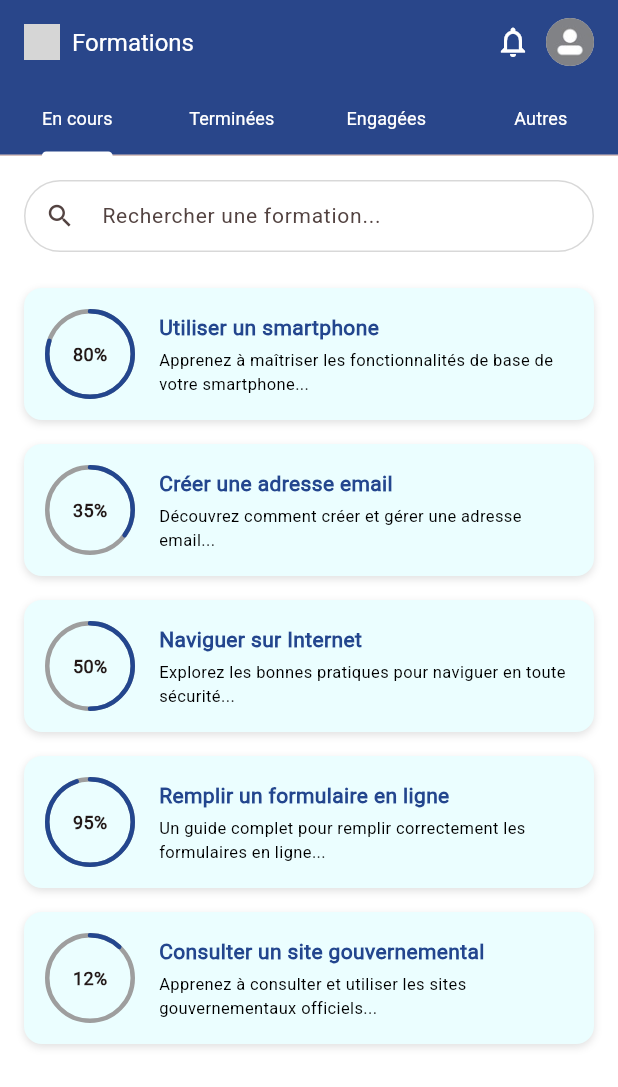
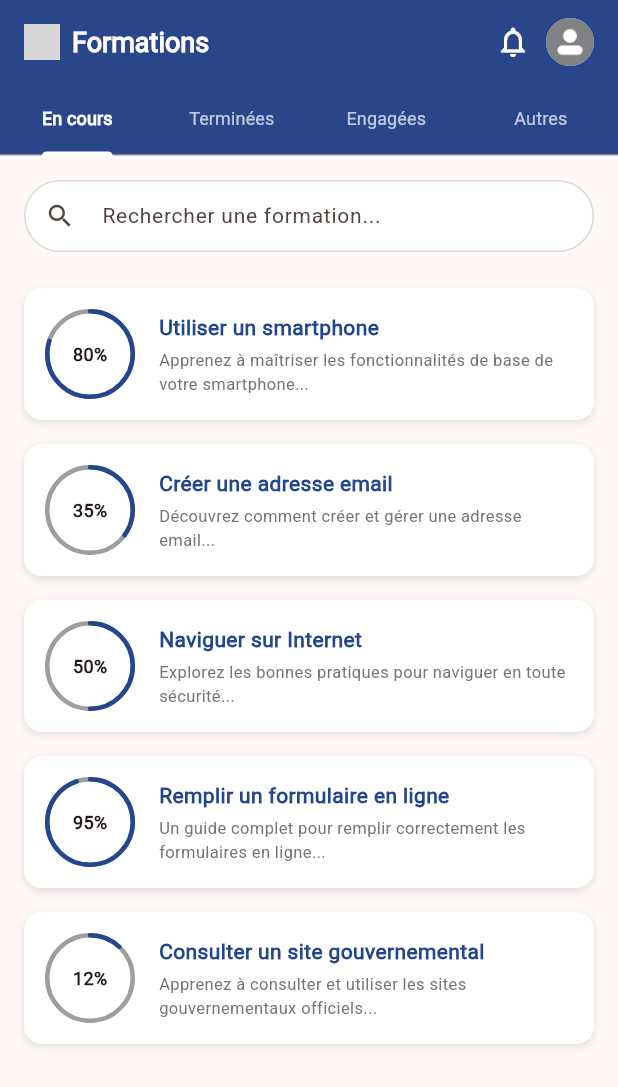
Before and after one commit to IALYFrancisco/NUMEDU, a Flutter app: the screen it shows once a user with an empty profile is signed in, on a phone screen of 412 x 824 dp. Shown: the top 1087 px of the screen. Run offline on Flutter 3.47's test engine with Material 3 defaults, Android fonts, the phone set to English and light mode, and no system bars; drawn by our look-alikes of percent_indicator; our stand-ins replace cloud_firestore, firebase_auth, firebase_core, firebase_storage, flutter_dotenv, image_picker; accounts and stored records are empty; grey boxes are pictures that could not be loaded.

Commit message:
amélioration de la liste de formation dans la section Autres

```diff
--- a/lib/screens/dashboard.dart
+++ b/lib/screens/dashboard.dart
@@ -136,7 +136,6 @@ class _DashboardPageState extends State<DashboardPage>
     final user = FirebaseAuth.instance.currentUser;
 
     return Scaffold(
-      backgroundColor: Colors.white, // Fond blanc général
       appBar: AppBar(
         backgroundColor: const Color(0xFF23468E),
         elevation: 1,
@@ -154,7 +153,11 @@ class _DashboardPageState extends State<DashboardPage>
                 const SizedBox(width: 8),
                 const Text(
                   "Formations",
-                  style: TextStyle(fontSize: 16, color: Colors.white,),
+                  style: TextStyle(
+                    fontSize: 18,
+                    fontWeight: FontWeight.bold,
+                    color: Colors.white, // titre en blanc
+                  ),
                 ),
               ],
             ),
@@ -265,9 +268,9 @@ class _DashboardPageState extends State<DashboardPage>
         bottom: TabBar(
           controller: _tabController,
           labelColor: Colors.white,
-          unselectedLabelColor: Colors.white,
+          unselectedLabelColor: Colors.white70,
           labelStyle:
-              const TextStyle(fontSize: 12.0),
+              const TextStyle(fontSize: 12.0, fontWeight: FontWeight.w600),
           unselectedLabelStyle: const TextStyle(fontSize: 12.0),
           indicatorColor: Colors.white,
           tabs: const [
@@ -278,9 +281,7 @@ class _DashboardPageState extends State<DashboardPage>
           ],
         ),
       ),
-      body: Container(
-        color: Colors.white, // <-- fond blanc global du body
-        child: Column(
+      body: Column(
         children: [
           Padding(
             padding: const EdgeInsets.all(16.0),
@@ -288,8 +289,8 @@ class _DashboardPageState extends State<DashboardPage>
               controller: _searchController,
               decoration: InputDecoration(
                 isDense: true,
-                  contentPadding: const EdgeInsets.symmetric(
-                      vertical: 10.0, horizontal: 18.0),
+                contentPadding:
+                    const EdgeInsets.symmetric(vertical: 10.0, horizontal: 18.0),
                 hintText: "Rechercher une formation...",
                 prefixIcon: const Icon(Icons.search, size: 20),
                 filled: true,
@@ -304,7 +305,7 @@ class _DashboardPageState extends State<DashboardPage>
                 focusedBorder: OutlineInputBorder(
                   borderRadius: BorderRadius.circular(50.0),
                   borderSide: const BorderSide(
-                      color: Color(0xFF23468E),
+                    color: Colors.white,
                     width: 1,
                   ),
                 ),
@@ -319,12 +320,11 @@ class _DashboardPageState extends State<DashboardPage>
                 _buildLocalList(0),
                 _buildLocalList(1),
                 _buildLocalList(2),
-                  _buildFirestoreList(),
+                _buildOtherList(), // <-- section Autres
               ],
             ),
           ),
         ],
-        ),
       ),
     );
   }
@@ -350,7 +350,7 @@ class _DashboardPageState extends State<DashboardPage>
             margin: const EdgeInsets.symmetric(horizontal: 16, vertical: 8),
             padding: const EdgeInsets.all(14),
             decoration: BoxDecoration(
-              color: const Color(0xFFEBFEFF),
+              color: Colors.white,
               borderRadius: BorderRadius.circular(12),
               boxShadow: const [
                 BoxShadow(
@@ -391,8 +391,7 @@ class _DashboardPageState extends State<DashboardPage>
                       const SizedBox(height: 4),
                       Text(
                         _descriptions[index],
-                        style:
-                            TextStyle(fontSize: 11, color: Colors.black, fontWeight: FontWeight.w500),
+                        style: TextStyle(fontSize: 11, color: Colors.grey[600]),
                         maxLines: 2,
                         overflow: TextOverflow.ellipsis,
                       ),
@@ -407,7 +406,7 @@ class _DashboardPageState extends State<DashboardPage>
     );
   }
 
-  Widget _buildFirestoreList() {
+  Widget _buildOtherList() {
     final query = _searchController.text.toLowerCase();
 
     return StreamBuilder<QuerySnapshot>(
@@ -441,11 +440,10 @@ class _DashboardPageState extends State<DashboardPage>
                 );
               },
               child: Container(
-                margin:
-                    const EdgeInsets.symmetric(horizontal: 16, vertical: 8),
+                margin: const EdgeInsets.symmetric(horizontal: 16, vertical: 8),
                 padding: const EdgeInsets.all(14),
                 decoration: BoxDecoration(
-                  color: const Color(0xFFEBFEFF),
+                  color: const Color(0xFFEBFEFF), // fond bleu très clair
                   borderRadius: BorderRadius.circular(12),
                   boxShadow: const [
                     BoxShadow(
@@ -455,16 +453,18 @@ class _DashboardPageState extends State<DashboardPage>
                     ),
                   ],
                 ),
-                child: Row(
+                child: Stack(
+                  children: [
+                    Row(
                       children: [
                         Container(
                           width: 40,
                           height: 40,
                           decoration: BoxDecoration(
-                        color: const Color(0xFF23468E), // fond bleu
+                            color: const Color(0xFF23468E),
                             shape: BoxShape.circle,
                           ),
-                      child: const Icon(Icons.book, color: Colors.white), // icône blanche
+                          child: const Icon(Icons.book, color: Colors.white),
                         ),
                         const SizedBox(width: 16),
                         Expanded(
@@ -475,7 +475,7 @@ class _DashboardPageState extends State<DashboardPage>
                                 title,
                                 style: const TextStyle(
                                   fontSize: 14,
-                              fontWeight: FontWeight.w600,
+                                  fontWeight: FontWeight.w700,
                                   color: Color(0xFF23468E),
                                 ),
                               ),
@@ -483,11 +483,30 @@ class _DashboardPageState extends State<DashboardPage>
                               Text(
                                 description,
                                 style: TextStyle(
-                                fontSize: 11, color: Colors.black, fontWeight: FontWeight.w500),
+                                    fontSize: 11, color: Colors.grey[600]),
                                 maxLines: 2,
                                 overflow: TextOverflow.ellipsis,
                               ),
                             ],
+                          ),
+                        ),
+                      ],
+                    ),
+                    Positioned(
+                      bottom: 0,
+                      right: 0,
+                      child: ElevatedButton(
+                        style: ElevatedButton.styleFrom(
+                          backgroundColor: const Color(0xFF23468E),
+                          shape: RoundedRectangleBorder(
+                            borderRadius: BorderRadius.circular(8),
+                          ),
+                        ),
+                        onPressed: () {},
+                        child: const Text(
+                          "Suivre",
+                          style: TextStyle(fontSize: 12, color: Colors.white),
+                        ),
                       ),
                     ),
                   ],
```
Lines whose indentation alone changed are shown as unchanged.
